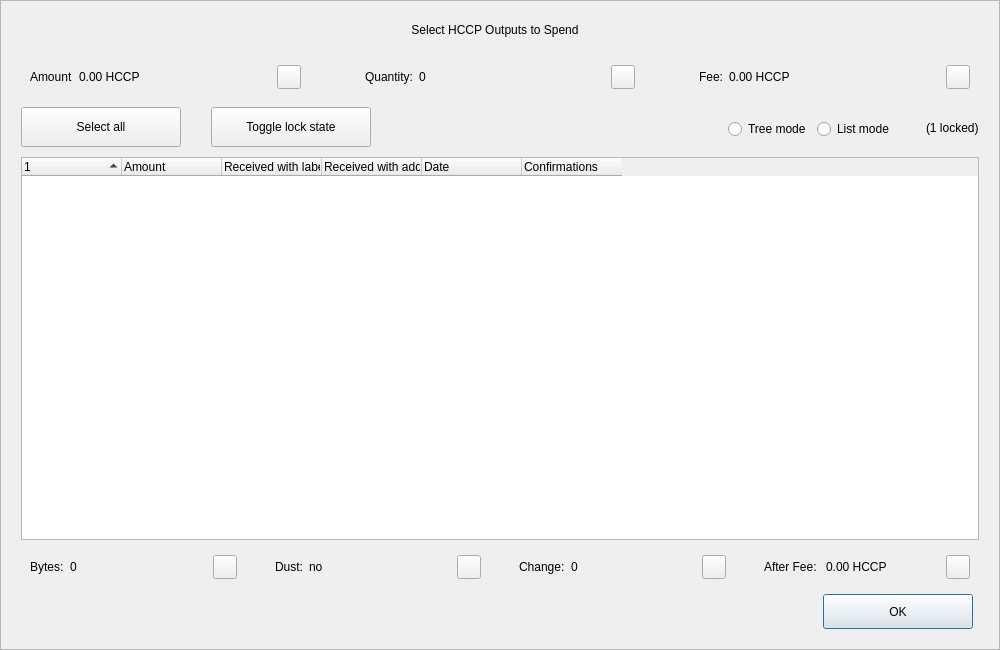
This is src/qt/forms/coincontroldialog.ui in KingricharVD/NestEGG as Qt 5 draws it before an edit. The edited form follows.
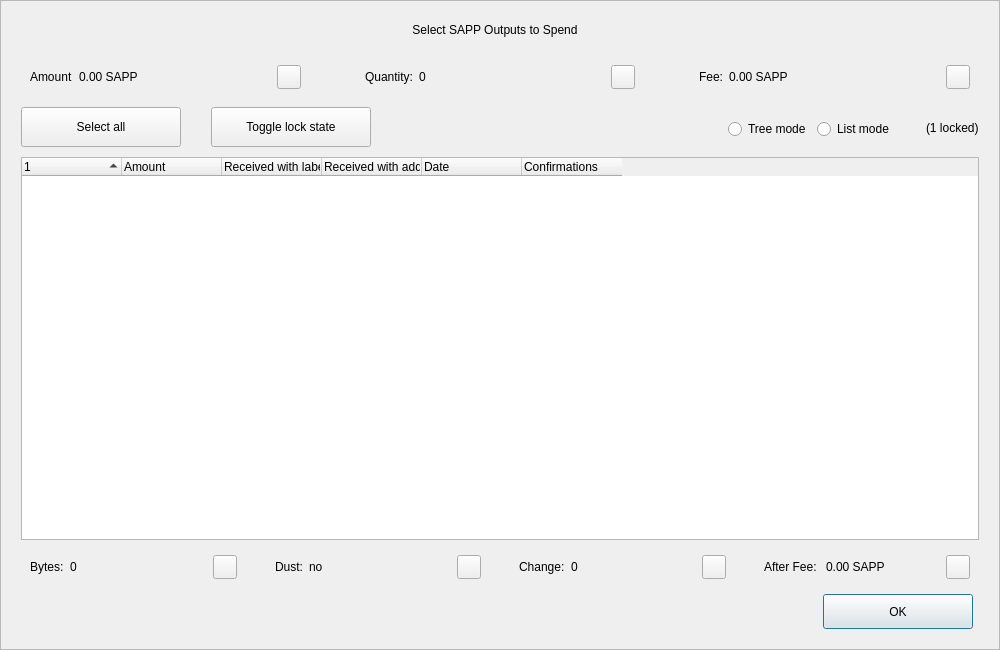
This is the edited form. Custom widgets are drawn as their Qt base class.

The edit to the form file:
```diff
--- a/src/qt/forms/coincontroldialog.ui
+++ b/src/qt/forms/coincontroldialog.ui
@@ -98,7 +98,7 @@
            </size>
           </property>
           <property name="text">
-           <string>Select HCCP Outputs to Spend</string>
+           <string>Select SAPP Outputs to Spend</string>
           </property>
           <property name="alignment">
            <set>Qt::AlignCenter</set>
@@ -144,7 +144,7 @@
            <item>
             <widget class="QLabel" name="labelCoinControlAmount">
              <property name="text">
-              <string>0.00 HCCP</string>
+              <string>0.00 SAPP</string>
              </property>
             </widget>
            </item>
@@ -268,7 +268,7 @@
            <item>
             <widget class="QLabel" name="labelCoinControlFee">
              <property name="text">
-              <string>0.00 HCCP</string>
+              <string>0.00 SAPP</string>
              </property>
             </widget>
            </item>
@@ -729,7 +729,7 @@
            <item>
             <widget class="QLabel" name="labelCoinControlAfterFee">
              <property name="text">
-              <string>0.00 HCCP</string>
+              <string>0.00 SAPP</string>
              </property>
             </widget>
            </item>
```
